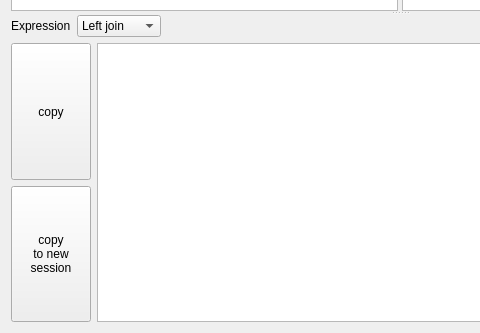
Qt form joinhelperwidget.ui (mugiseyebrows/mugi-query) before a commit; both pictures show x 0 to 480 and y 267 to 600 of the 800 by 600 pixel window.
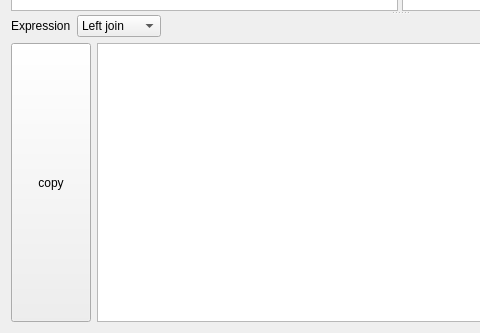
The same form after that commit. Custom widgets are drawn as their Qt base class.

```diff
--- a/joinhelperwidget.ui
+++ b/joinhelperwidget.ui
@@ -91,21 +91,6 @@
              </property>
             </widget>
            </item>
-           <item>
-            <widget class="QPushButton" name="copyToNewSession">
-             <property name="sizePolicy">
-              <sizepolicy hsizetype="Minimum" vsizetype="Preferred">
-               <horstretch>0</horstretch>
-               <verstretch>0</verstretch>
-              </sizepolicy>
-             </property>
-             <property name="text">
-              <string>copy
-to new
-session</string>
-             </property>
-            </widget>
-           </item>
           </layout>
          </item>
          <item>
```
